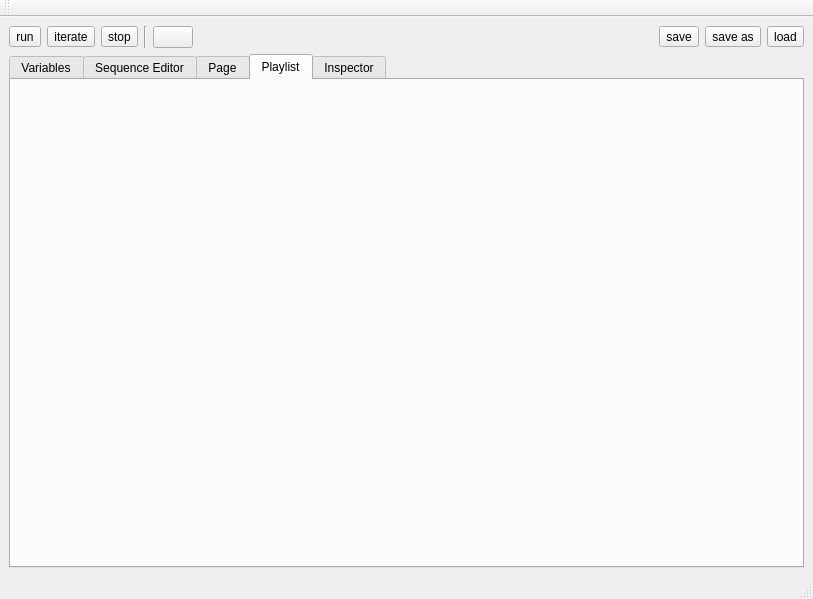
First picture: the form in control-system.ui, repository AlbertHdz4/qplayer, before the edit.
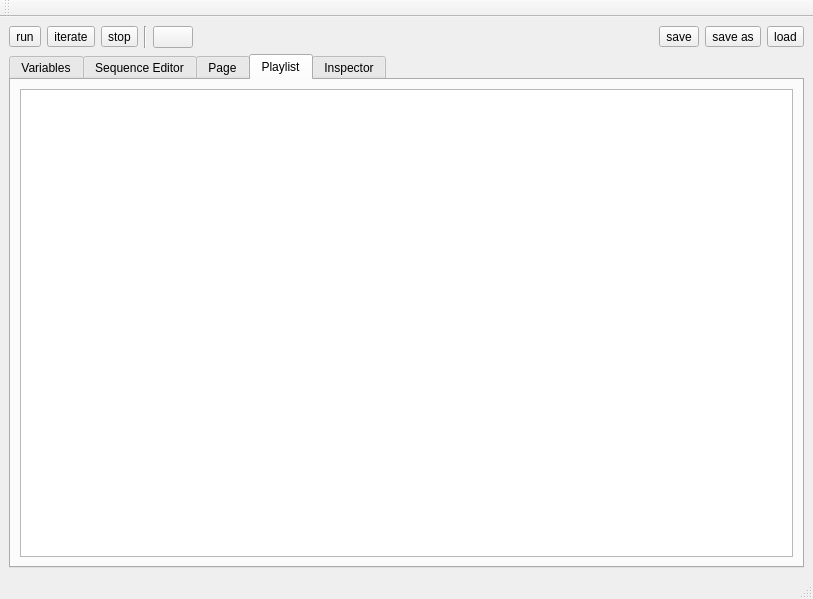
Second picture: the form after the edit. The open tabs and pages were chosen to show the change. Icons and pictures are not drawn.

Commit message: Added playlist model.

The edit to the form file:
```diff
--- a/control-system.ui
+++ b/control-system.ui
@@ -495,6 +495,11 @@
        <attribute name="title">
         <string>Playlist</string>
        </attribute>
+       <layout class="QVBoxLayout" name="verticalLayout">
+        <item>
+         <widget class="QTreeView" name="playlist_view"/>
+        </item>
+       </layout>
       </widget>
       <widget class="QWidget" name="tab">
        <attribute name="title">
```
Left out of the diff: 2 changed lines with no effect on the pictures. The commit also changes 2 other files.
